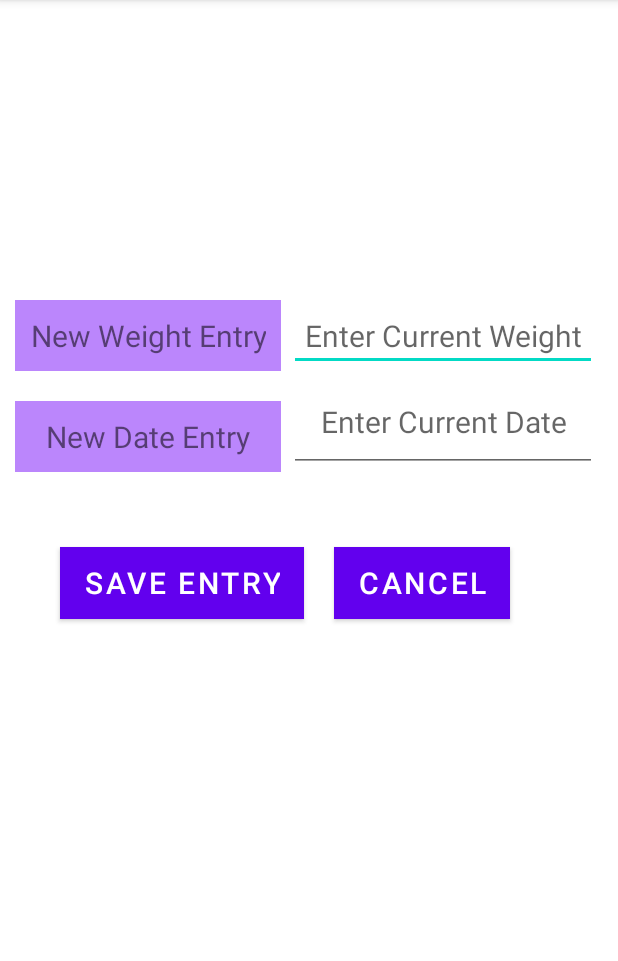
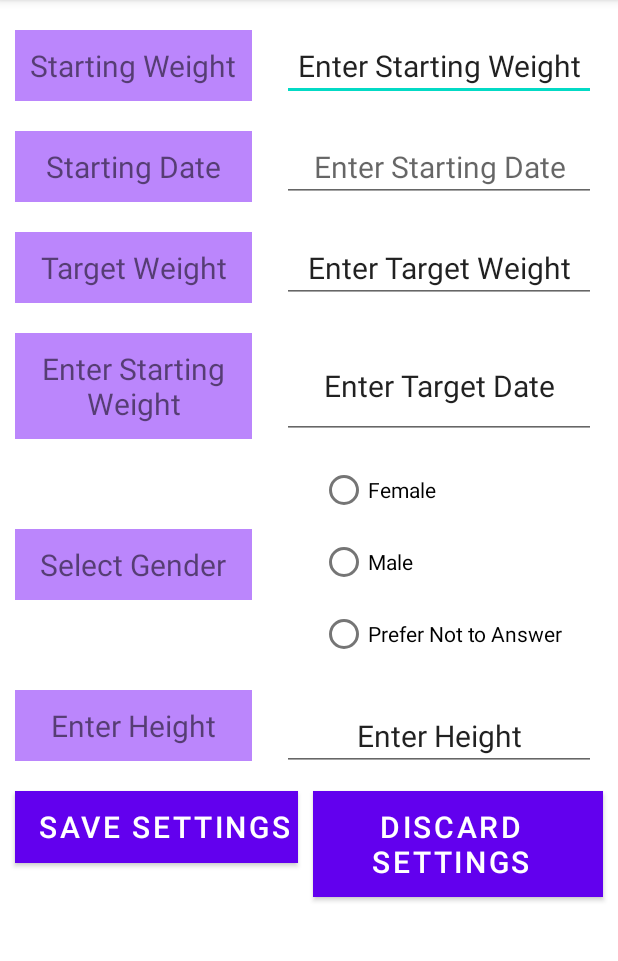
Before and after one commit to 03-triple-threat/CIS692FinalProject, an Android app: the screen it shows after launch (MainActivity), on a phone screen of 412 x 824 dp, the part 84-1045 px from its top. Run offline under Robolectric (Android 15) with nearby library versions, the phone set to English and light mode, and no system bars; our stand-ins replace navigation-ui.

Commit message:
backing up Settings screen

```diff
--- a/app/src/main/AndroidManifest.xml
+++ b/app/src/main/AndroidManifest.xml
@@ -1,6 +1,6 @@
 <?xml version="1.0" encoding="utf-8"?>
 <manifest xmlns:android="http://schemas.android.com/apk/res/android"
-    package="com.example.cis_692_final_project" >
+    package="com.example.cis_692_final_project">
 
     <application
         android:allowBackup="true"
@@ -8,7 +8,10 @@
         android:label="@string/app_name"
         android:roundIcon="@mipmap/ic_launcher_round"
         android:supportsRtl="true"
-        android:theme="@style/Theme.CIS692FinalProject" >
+        android:theme="@style/Theme.CIS692FinalProject">
+        <activity
+            android:name=".SettingsActivity"
+            android:exported="true" />
         <activity
             android:name=".HistoryActivity"
             android:exported="true" />
@@ -18,7 +21,7 @@
         <activity
             android:name=".MainActivity"
             android:exported="true"
-            android:label="@string/app_name" >
+            android:label="@string/app_name">
             <intent-filter>
                 <action android:name="android.intent.action.MAIN" />
 
--- a/app/src/main/java/com/example/cis_692_final_project/MainActivity.java
+++ b/app/src/main/java/com/example/cis_692_final_project/MainActivity.java
@@ -39,8 +39,9 @@ public class MainActivity extends AppCompatActivity {
     protected void onCreate ( Bundle savedInstanceState ) {
         super.onCreate( savedInstanceState );
 //        setContentView( R.layout.activity_main);
-        setContentView( R.layout.activity_new_entry);
+//        setContentView( R.layout.activity_new_entry);
 //        setContentView( R.layout.activity_history);
+        setContentView(R.layout.activity_settings);
     }
 
 }
--- a/app/src/main/res/layout/activity_settings.xml
+++ b/app/src/main/res/layout/activity_settings.xml
@@ -133,7 +133,7 @@
         android:textSize="20sp"
         tools:ignore="MissingConstraints" />
 
-    <!--  Enter Gender Label -->
+    <!--  Enter Gender Label DONE -->
     <TextView
         android:id="@+id/label_settings_gender"
         android:layout_width="wrap_content"
@@ -149,7 +149,7 @@
         android:textSize="20sp"
         tools:ignore="MissingConstraints" />
 
-    <!--  Enter Gender Radio Button -->
+    <!--  Enter Gender Radio Button DONE -->
     <RadioGroup
         android:id="@+id/myRadioGroup"
         android:layout_width="wrap_content"
@@ -182,27 +182,66 @@
 
     </RadioGroup>
 
-    <!--  Enter Height Label -->
+    <!--  Enter Height Label DONE -->
     <TextView
         android:id="@+id/label_settings_height"
         android:layout_width="wrap_content"
         android:layout_height="wrap_content"
-        android:layout_below="@id/label_settings_target_date"
+        android:layout_below="@id/label_settings_gender"
         android:layout_alignRight="@id/label_settings_current_weight"
         android:layout_alignLeft="@id/label_settings_current_weight"
         android:layout_marginTop="60dp"
         android:background="@color/purple_200"
         android:padding="10dp"
         android:gravity="center"
-        android:text="@string/settings_select_gender_label"
+        android:text="@string/settings_height_label"
         android:textSize="20sp"
         tools:ignore="MissingConstraints" />
 
 
-    <!--  Enter Height Input -->
+    <!--  Enter Height Input DONE -->
+    <EditText
+        android:id="@+id/input_settings_height"
+        android:layout_width="wrap_content"
+        android:layout_height="wrap_content"
+        android:layout_below="@id/myRadioGroup"
+        android:layout_alignRight="@id/input_settings_current_weight"
+        android:layout_alignLeft="@id/input_settings_current_weight"
+        android:layout_marginTop="20dp"
+        android:padding="10dp"
+        android:gravity="center"
+        android:text="@string/settings_height_input_hint"
+        android:inputType="text"
+        android:textSize="20sp"
+        tools:ignore="MissingConstraints" />
 
     <!--  Save Settings Button -->
-    <!--  Discard Settings Button -->
+    <Button
+        android:id="@+id/button_settings_save_settings"
+        android:layout_width="wrap_content"
+        android:layout_height="wrap_content"
+        android:layout_below="@id/label_settings_height"
+        android:layout_marginTop="20dp"
+        android:layout_marginLeft="10dp"
+        android:paddingRight="5dp"
+        android:background="@color/purple_200"
+        android:textSize="20sp"
+        android:text="@string/settings_save_settings_button"/>
+
+    <!--  Discard Settings Button DONE -->
+    <Button
+        android:id="@+id/button_settings_discard_settings"
+        android:layout_width="wrap_content"
+        android:layout_height="wrap_content"
+        android:layout_below="@id/label_settings_height"
+        android:layout_toRightOf="@id/button_settings_save_settings"
+        android:layout_marginTop="20dp"
+        android:layout_marginRight="10dp"
+        android:layout_marginLeft="10dp"
+        android:paddingLeft="5dp"
+        android:background="@color/purple_200"
+        android:textSize="20sp"
+        android:text="@string/settings_discard_settings_button"/>
 
 
 </RelativeLayout>
--- a/app/src/main/res/values/strings.xml
+++ b/app/src/main/res/values/strings.xml
@@ -39,5 +39,9 @@
     <string name="settings_gender_female_option">Female</string>
     <string name="settings_gender_male_option">Male</string>
     <string name="settings_gender_prefer_not_to_answer_option">Prefer Not to Answer</string>
+    <string name="settings_height_label">Enter Height</string>
+    <string name="settings_height_input_hint">Enter Height</string>
+    <string name="settings_save_settings_button">Save Settings</string>
+    <string name="settings_discard_settings_button">Discard Settings</string>
 
 </resources>
```
